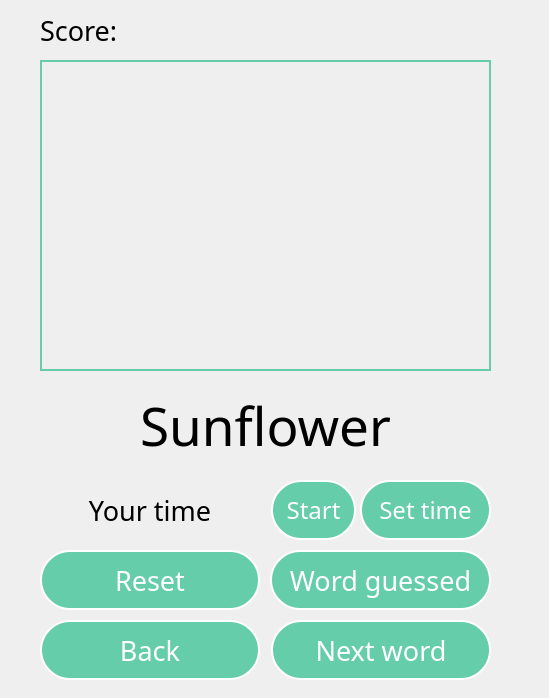
Qt form ui/ui_game.ui (programmistvdzinsahirybashke/EnglishProject) before a commit.
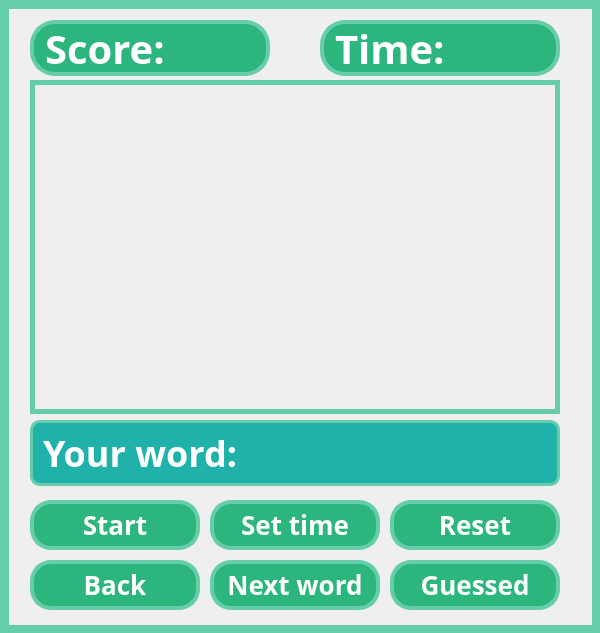
The same form after that commit.

The edit to the form file:
```diff
--- a/ui/ui_game.ui
+++ b/ui/ui_game.ui
@@ -6,8 +6,8 @@
    <rect>
     <x>0</x>
     <y>0</y>
-    <width>549</width>
-    <height>698</height>
+    <width>600</width>
+    <height>633</height>
    </rect>
   </property>
   <property name="windowTitle">
@@ -16,17 +16,17 @@
   <widget class="QLabel" name="RandomPicture">
    <property name="geometry">
     <rect>
-     <x>40</x>
-     <y>60</y>
-     <width>451</width>
-     <height>311</height>
+     <x>30</x>
+     <y>80</y>
+     <width>530</width>
+     <height>334</height>
     </rect>
    </property>
    <property name="autoFillBackground">
     <bool>false</bool>
    </property>
    <property name="styleSheet">
-    <string notr="true">border: 2px solid rgb(102,205,170);</string>
+    <string notr="true">border: 5px solid #66CDAA;</string>
    </property>
    <property name="text">
     <string/>
@@ -41,58 +41,69 @@
   <widget class="QLabel" name="RandomWord">
    <property name="geometry">
     <rect>
-     <x>40</x>
-     <y>390</y>
-     <width>451</width>
-     <height>71</height>
+     <x>30</x>
+     <y>420</y>
+     <width>530</width>
+     <height>66</height>
     </rect>
    </property>
    <property name="font">
     <font>
-     <family>Montserrat Medium</family>
-     <pointsize>40</pointsize>
+     <family>Montserrat</family>
+     <pointsize>-1</pointsize>
+     <italic>false</italic>
+     <bold>true</bold>
     </font>
    </property>
    <property name="autoFillBackground">
     <bool>false</bool>
    </property>
    <property name="styleSheet">
-    <string notr="true">
+    <string notr="true">background: #20B2AA;
+border: 3px solid #66CDAA;
+border-radius: 10px;
 
+font-family: 'Montserrat';
+font-style: normal;
+font-weight: 600;
+font-size: 36px;
+line-height: 44px;
+/* identical to box height */
 
-QLabel {  color : rgb(255, 255, 255)};
-border: 4px solid #20B2AA;
-border-radius: 35px; background: rgb(85, 170, 255)rgba(102, 205, 170, 190); </string>
+text-align: center;
+
+color: #FFFFFF;
+</string>
    </property>
    <property name="text">
-    <string>Sunflower</string>
+    <string>Your word:</string>
    </property>
    <property name="alignment">
-    <set>Qt::AlignCenter</set>
+    <set>Qt::AlignLeading|Qt::AlignLeft|Qt::AlignVCenter</set>
    </property>
   </widget>
   <widget class="QPushButton" name="Back">
    <property name="geometry">
     <rect>
-     <x>40</x>
-     <y>620</y>
-     <width>220</width>
-     <height>60</height>
+     <x>30</x>
+     <y>560</y>
+     <width>170</width>
+     <height>50</height>
     </rect>
    </property>
    <property name="font">
     <font>
-     <family>Montserrat Medium</family>
-     <pointsize>20</pointsize>
+     <family>Montserrat</family>
+     <pointsize>-1</pointsize>
+     <italic>false</italic>
+     <bold>true</bold>
     </font>
    </property>
    <property name="styleSheet">
     <string notr="true">QPushButton {
-    color: #333;
-    border: 2px solid white;
-    border-radius: 30px;
-    border-style: outset;
-    background: rgb(102,205,170);
+background: #2CB67D;
+border: 4px solid #66CDAA;
+border-radius: 21px;
     padding: 5px;
     }
 
@@ -107,7 +118,14 @@
 
 QPushButton
 {
-   color:white;
+ font-family: 'Montserrat';
+font-style: normal;
+font-weight: 600;
+font-size: 26px;
+line-height: 29px;
+text-align: center;
+
+color: #FFFFFE;
 }</string>
    </property>
    <property name="text">
@@ -117,25 +135,25 @@
   <widget class="QPushButton" name="NextWord">
    <property name="geometry">
     <rect>
-     <x>271</x>
-     <y>620</y>
-     <width>220</width>
-     <height>60</height>
+     <x>210</x>
+     <y>560</y>
+     <width>170</width>
+     <height>50</height>
     </rect>
    </property>
    <property name="font">
     <font>
-     <family>Montserrat Medium</family>
-     <pointsize>20</pointsize>
+     <family>Montserrat</family>
+     <pointsize>-1</pointsize>
+     <italic>false</italic>
+     <bold>true</bold>
     </font>
    </property>
    <property name="styleSheet">
     <string notr="true">QPushButton {
-    color: #333;
-    border: 2px solid white;
-    border-radius: 30px;
-    border-style: outset;
-    background: rgb(102,205,170);
+background: #2CB67D;
+border: 4px solid #66CDAA;
+border-radius: 21px;
     padding: 5px;
     }
 
@@ -150,7 +168,14 @@
 
 QPushButton
 {
-   color:white;
+ font-family: 'Montserrat';
+font-style: normal;
+font-weight: 600;
+font-size: 26px;
+line-height: 29px;
+text-align: center;
+
+color: #FFFFFE;
 }</string>
    </property>
    <property name="text">
@@ -160,25 +185,25 @@
   <widget class="QPushButton" name="StartTimer">
    <property name="geometry">
     <rect>
-     <x>271</x>
-     <y>480</y>
-     <width>85</width>
-     <height>60</height>
+     <x>30</x>
+     <y>500</y>
+     <width>170</width>
+     <height>50</height>
     </rect>
    </property>
    <property name="font">
     <font>
-     <family>Montserrat Medium</family>
-     <pointsize>18</pointsize>
+     <family>Montserrat</family>
+     <pointsize>-1</pointsize>
+     <italic>false</italic>
+     <bold>true</bold>
     </font>
    </property>
    <property name="styleSheet">
     <string notr="true">QPushButton {
-    color: #333;
-    border: 2px solid white;
-    border-radius: 30px;
-    border-style: outset;
-    background: rgb(102,205,170);
+background: #2CB67D;
+border: 4px solid #66CDAA;
+border-radius: 21px;
     padding: 5px;
     }
 
@@ -193,7 +218,14 @@
 
 QPushButton
 {
-   color:white;
+ font-family: 'Montserrat';
+font-style: normal;
+font-weight: 600;
+font-size: 26px;
+line-height: 29px;
+text-align: center;
+
+color: #FFFFFE;
 }</string>
    </property>
    <property name="text">
@@ -203,57 +235,63 @@
   <widget class="QLabel" name="Time">
    <property name="geometry">
     <rect>
-     <x>40</x>
-     <y>480</y>
-     <width>220</width>
-     <height>61</height>
+     <x>320</x>
+     <y>20</y>
+     <width>240</width>
+     <height>56</height>
     </rect>
    </property>
    <property name="font">
     <font>
      <family>Montserrat</family>
-     <pointsize>20</pointsize>
+     <pointsize>-1</pointsize>
+     <italic>false</italic>
+     <bold>true</bold>
     </font>
    </property>
    <property name="styleSheet">
-    <string notr="true">
+    <string notr="true">background: #2CB67D;
+border: 4px solid #66CDAA;
+border-radius: 25px;
 
-
-QLabel {  color : rgb(255, 255, 255)};
-border: 2px solid #baedff;
-border-radius: 30px; background: rgb(102, 205, 170); 
-
-</string>
+font-family: 'Montserrat';
+font-style: normal;
+font-weight: 700;
+font-size: 40px;
+line-height: 150%;
+text-align: center;
+letter-spacing: -0.022em;
+color: #FFFFFF;</string>
    </property>
    <property name="text">
-    <string>Your time</string>
+    <string>Time:</string>
    </property>
    <property name="alignment">
-    <set>Qt::AlignCenter</set>
+    <set>Qt::AlignLeading|Qt::AlignLeft|Qt::AlignVCenter</set>
    </property>
   </widget>
   <widget class="QPushButton" name="SetTime">
    <property name="geometry">
     <rect>
-     <x>360</x>
-     <y>480</y>
-     <width>131</width>
-     <height>60</height>
+     <x>210</x>
+     <y>500</y>
+     <width>170</width>
+     <height>50</height>
     </rect>
    </property>
    <property name="font">
     <font>
-     <family>Montserrat Medium</family>
-     <pointsize>18</pointsize>
+     <family>Montserrat</family>
+     <pointsize>-1</pointsize>
+     <italic>false</italic>
+     <bold>true</bold>
     </font>
    </property>
    <property name="styleSheet">
     <string notr="true">QPushButton {
-    color: #333;
-    border: 2px solid white;
-    border-radius: 30px;
-    border-style: outset;
-    background: rgb(102,205,170);
+background: #2CB67D;
+border: 4px solid #66CDAA;
+border-radius: 21px;
     padding: 5px;
     }
 
@@ -268,7 +306,14 @@
 
 QPushButton
 {
-   color:white;
+ font-family: 'Montserrat';
+font-style: normal;
+font-weight: 600;
+font-size: 26px;
+line-height: 29px;
+text-align: center;
+
+color: #FFFFFE;
 }</string>
    </property>
    <property name="text">
@@ -278,25 +323,33 @@
   <widget class="QLabel" name="label">
    <property name="geometry">
     <rect>
-     <x>40</x>
-     <y>10</y>
-     <width>171</width>
-     <height>41</height>
+     <x>30</x>
+     <y>20</y>
+     <width>240</width>
+     <height>56</height>
     </rect>
    </property>
    <property name="font">
     <font>
      <family>Montserrat</family>
-     <pointsize>20</pointsize>
+     <pointsize>-1</pointsize>
+     <italic>false</italic>
+     <bold>true</bold>
     </font>
    </property>
    <property name="styleSheet">
-    <string notr="true">
+    <string notr="true">background: #2CB67D;
+border: 4px solid #66CDAA;
+border-radius: 25px;
 
-
-QLabel {  color : rgb(255, 255, 255)};
-border: 4px solid #20B2AA;
-border-radius: 20px; background: rgb(85, 170, 255)rgba(102, 205, 170, 190); </string>
+font-family: 'Montserrat';
+font-style: normal;
+font-weight: 700;
+font-size: 40px;
+line-height: 150%;
+text-align: center;
+letter-spacing: -0.022em;
+color: #FFFFFF;</string>
    </property>
    <property name="text">
     <string>Score: </string>
@@ -305,25 +358,25 @@
   <widget class="QPushButton" name="StopTimer">
    <property name="geometry">
     <rect>
-     <x>270</x>
-     <y>550</y>
-     <width>221</width>
-     <height>60</height>
+     <x>390</x>
+     <y>560</y>
+     <width>170</width>
+     <height>50</height>
     </rect>
    </property>
    <property name="font">
     <font>
-     <family>Montserrat Medium</family>
-     <pointsize>20</pointsize>
+     <family>Montserrat</family>
+     <pointsize>-1</pointsize>
+     <italic>false</italic>
+     <bold>true</bold>
     </font>
    </property>
    <property name="styleSheet">
     <string notr="true">QPushButton {
-    color: #333;
-    border: 2px solid white;
-    border-radius: 30px;
-    border-style: outset;
-    background: rgb(102,205,170);
+background: #2CB67D;
+border: 4px solid #66CDAA;
+border-radius: 21px;
     padding: 5px;
     }
 
@@ -338,35 +391,42 @@
 
 QPushButton
 {
-   color:white;
+ font-family: 'Montserrat';
+font-style: normal;
+font-weight: 600;
+font-size: 26px;
+line-height: 29px;
+text-align: center;
+
+color: #FFFFFE;
 }</string>
    </property>
    <property name="text">
-    <string>Word guessed</string>
+    <string>Guessed</string>
    </property>
   </widget>
   <widget class="QPushButton" name="ResetTimer">
    <property name="geometry">
     <rect>
-     <x>40</x>
-     <y>550</y>
-     <width>220</width>
-     <height>60</height>
+     <x>390</x>
+     <y>500</y>
+     <width>170</width>
+     <height>50</height>
     </rect>
    </property>
    <property name="font">
     <font>
-     <family>Montserrat Medium</family>
-     <pointsize>20</pointsize>
+     <family>Montserrat</family>
+     <pointsize>-1</pointsize>
+     <italic>false</italic>
+     <bold>true</bold>
     </font>
    </property>
    <property name="styleSheet">
     <string notr="true">QPushButton {
-    color: #333;
-    border: 2px solid white;
-    border-radius: 30px;
-    border-style: outset;
-    background: rgb(102,205,170);
+background: #2CB67D;
+border: 4px solid #66CDAA;
+border-radius: 21px;
     padding: 5px;
     }
 
@@ -381,13 +441,51 @@
 
 QPushButton
 {
-   color:white;
+ font-family: 'Montserrat';
+font-style: normal;
+font-weight: 600;
+font-size: 26px;
+line-height: 29px;
+text-align: center;
+
+color: #FFFFFE;
 }</string>
    </property>
    <property name="text">
     <string>Reset</string>
    </property>
   </widget>
+  <widget class="QFrame" name="frame">
+   <property name="geometry">
+    <rect>
+     <x>0</x>
+     <y>0</y>
+     <width>601</width>
+     <height>634</height>
+    </rect>
+   </property>
+   <property name="styleSheet">
+    <string notr="true">border: 9px solid #66CDAA;
+</string>
+   </property>
+   <property name="frameShape">
+    <enum>QFrame::StyledPanel</enum>
+   </property>
+   <property name="frameShadow">
+    <enum>QFrame::Raised</enum>
+   </property>
+  </widget>
+  <zorder>frame</zorder>
+  <zorder>RandomPicture</zorder>
+  <zorder>RandomWord</zorder>
+  <zorder>Back</zorder>
+  <zorder>NextWord</zorder>
+  <zorder>StartTimer</zorder>
+  <zorder>Time</zorder>
+  <zorder>SetTime</zorder>
+  <zorder>label</zorder>
+  <zorder>StopTimer</zorder>
+  <zorder>ResetTimer</zorder>
  </widget>
  <resources/>
  <connections/>
```
Left out of the diff: 30 changed lines with no effect on the pictures.
